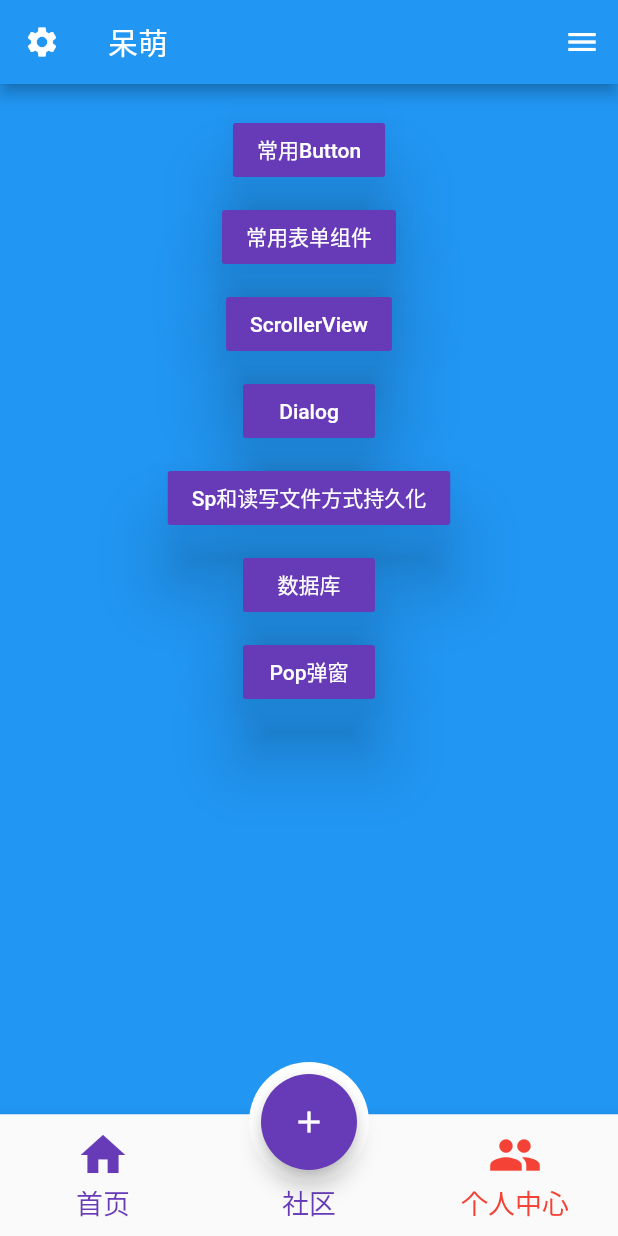
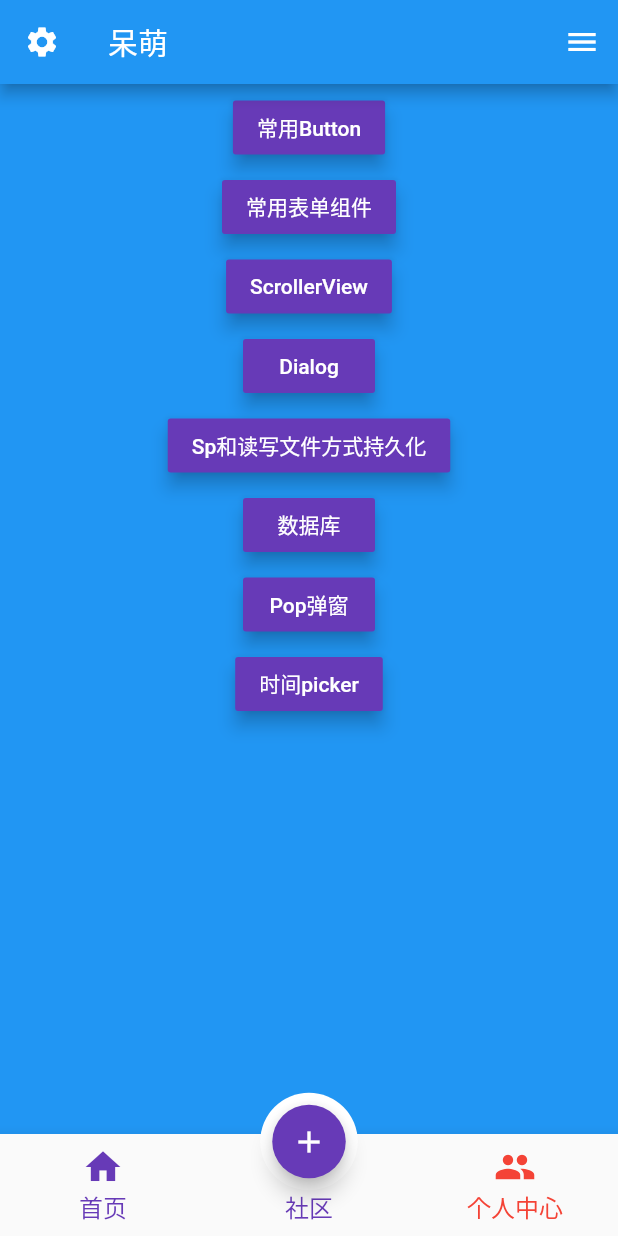
Before and after one commit to zhengzaihong/flutter_learn, a Flutter app: the screen it shows after launch, item 3 of the bottom bar chosen, on a phone screen of 412 x 824 dp. Run offline on Flutter 3.47's test engine with Material 2 defaults, Android fonts, the phone set to English and light mode, and no system bars; our stand-ins replace date_format, fluttertoast, shared_preferences; accounts and stored records are empty; network calls fail.

Commit message:
Pop弹窗

```diff
--- a/lib/page/Tabs.dart
+++ b/lib/page/Tabs.dart
@@ -33,8 +33,8 @@
               body: this._pageList[this._currentIndex],
 
               floatingActionButton:Container(
-                height: 80,
-                width: 80,
+                height: 65,
+                width: 65,
                 //实现一个圆形
                 decoration: BoxDecoration(
                   borderRadius: BorderRadius.circular(40),
@@ -67,7 +67,6 @@
                 ),
               ),
             ),
-
               // 第七章演示
               // drawer: LeftDrawerUserAccountsDrawerHeader(),
               // drawer: LeftDrawerHeader(),
@@ -90,17 +89,17 @@
                     });
                 },
                 //icon的大小
-                iconSize:36.0,
+                iconSize:28.0,
                 //选中的颜色
                 fixedColor:Colors.red,
 
-                selectedFontSize: 18,
+                selectedFontSize: 16,
 
                 selectedLabelStyle: TextStyle(color: Colors.red),
 
                 // selectedItemColor: Colors.red, 和 fixedColor互斥
 
-                unselectedFontSize: 18,
+                unselectedFontSize: 16,
 
                 unselectedItemColor:Colors.deepPurple ,
 
--- a/lib/page/pop/ExpandDropdownButton.dart
+++ b/lib/page/pop/ExpandDropdownButton.dart
@@ -357,7 +357,7 @@ class _DropdownRoutePage<T> extends StatelessWidget {
     this.elevation = 8,
     this.theme,
     this.style,
-    this.alwaysBottom = true,
+    this.alwaysBottom = false,
     this.marginTop,
     this.drawPadding,
   }) : super(key: key);
@@ -391,8 +391,9 @@ class _DropdownRoutePage<T> extends StatelessWidget {
     final double bottomLimit = math.max(availableHeight - _kMenuItemHeight, buttonBottom);
 
     double selectedItemOffset;
+
     if(alwaysBottom){
-        selectedItemOffset = (buttonRect.height + marginTop) * -1;
+      selectedItemOffset = (buttonRect.height + marginTop) * -1;
     }else{
       selectedItemOffset = selectedIndex * _kMenuItemHeight + kMaterialListPadding.top;
     }
--- a/lib/page/tabs/PersionPage.dart
+++ b/lib/page/tabs/PersionPage.dart
@@ -14,20 +14,20 @@
             width: double.infinity,
             child: Column(
               children: <Widget>[
-                SizedBox(height: 20),
+                SizedBox(height: 5),
                 RaisedButton(
                   color: Colors.deepPurple,
-                  elevation: 20,
+                  elevation: 5,
                   focusElevation: 40,
                   child: Text('常用Button', style: TextStyle(color: Colors.white)),
                   onPressed: () {
                     Navigator.pushNamed(context, "/RaisedButtonPage");
                   },
                 ),
-                SizedBox(height: 10),
+                SizedBox(height: 5),
 
                 RaisedButton(
-                  elevation: 20,
+                  elevation: 5,
                   color: Colors.deepPurple,
                   focusElevation: 40,
                   child: Text('常用表单组件', style: TextStyle(color: Colors.white)),
@@ -38,10 +38,10 @@
                 ),
 
 
-                SizedBox(height: 10),
+                SizedBox(height: 5),
 
                 RaisedButton(
-                  elevation: 20,
+                  elevation: 5,
                   color: Colors.deepPurple,
                   focusElevation: 40,
                   child: Text('ScrollerView', style: TextStyle(color: Colors.white)),
@@ -51,10 +51,10 @@
                   },
                 ),
 
-                SizedBox(height: 10),
+                SizedBox(height: 5),
 
                 RaisedButton(
-                  elevation: 20,
+                  elevation: 5,
                   color: Colors.deepPurple,
                   focusElevation: 40,
                   child: Text('Dialog', style: TextStyle(color: Colors.white)),
@@ -63,10 +63,10 @@
 
                   },
                 ),
-                SizedBox(height: 10),
+                SizedBox(height: 5),
 
                 RaisedButton(
-                  elevation: 20,
+                  elevation: 5,
                   color: Colors.deepPurple,
                   focusElevation: 40,
                   child: Text('Sp和读写文件方式持久化', style: TextStyle(color: Colors.white)),
@@ -75,10 +75,10 @@
                   },
                 ),
 
-                SizedBox(height: 10),
+                SizedBox(height: 5),
 
                 RaisedButton(
-                  elevation: 20,
+                  elevation: 5,
                   color: Colors.deepPurple,
                   focusElevation: 40,
                   child: Text('数据库', style: TextStyle(color: Colors.white)),
@@ -86,10 +86,10 @@
                     Navigator.pushNamed(context, "/DataBasePage");
                   },
                 ),
-                SizedBox(height: 10),
+                SizedBox(height: 5),
 
                 RaisedButton(
-                  elevation: 20,
+                  elevation: 5,
                   color: Colors.deepPurple,
                   focusElevation: 40,
                   child: Text('Pop弹窗', style: TextStyle(color: Colors.white)),
@@ -97,6 +97,17 @@
                     Navigator.pushNamed(context, "/PopViewPage");
                   },
                 ),
+
+                SizedBox(height: 5),
+                RaisedButton(
+                  elevation: 5,
+                  color: Colors.deepPurple,
+                  focusElevation: 40,
+                  child: Text('时间picker', style: TextStyle(color: Colors.white)),
+                  onPressed: () {
+                    Navigator.pushNamed(context, "/TimePickerPage");
+                  },
+                ),
               ],
             ),
           );
--- a/lib/route/Routes.dart
+++ b/lib/route/Routes.dart
@@ -10,6 +10,7 @@
       import 'package:flutter_learn/page/persistence/PersistenPage.dart';
       import 'package:flutter_learn/page/pop/PopViewPage.dart';
       import 'package:flutter_learn/page/scrollview/ScrollerViewPage.dart';
+      import 'package:flutter_learn/page/time/TimePickerPage.dart';
 
 
       //配置路由
@@ -38,6 +39,9 @@
         '/DataBasePage':(context)=>DataBasePage(),
 
         '/PopViewPage':(context)=>PopViewPage(),
+
+        '/TimePickerPage':(context)=>TimePickerPage(),
+
       };
 
       //优化后
--- a/pubspec.yaml
+++ b/pubspec.yaml
@@ -26,6 +26,8 @@ dependencies:
   path_provider: ^1.2.0
   #添加数据库
   sqflite: ^1.1.6
+  #添加时间插件
+  date_format: ^1.0.6
 
   # The following adds the Cupertino Icons font to your application.
   # Use with the CupertinoIcons class for iOS style icons.
```
Also changed, not shown: lib/page/pop/PopViewPage.dart (+47 -34 lines), lib/page/time/TimePickerPage.dart (added, +107 -0 lines), pubspec.lock.
